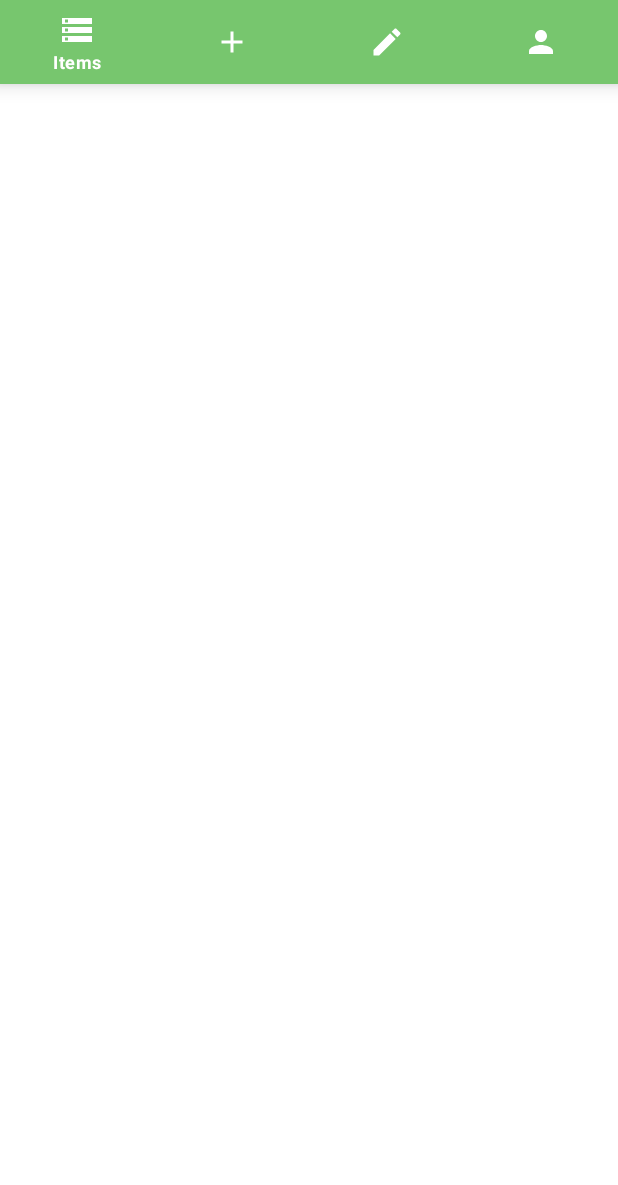
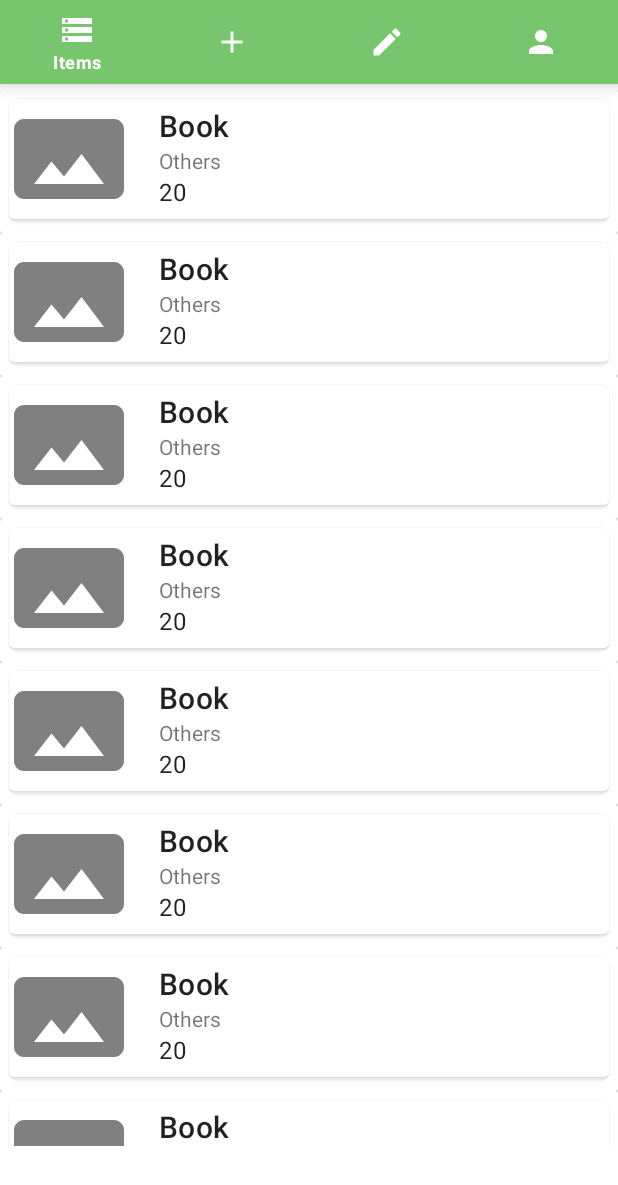
Before and after one commit to trminhnam/cs426-mobile-development-ecomerce, an Android app: the SellerMainActivity screen opened directly, with no data from a screen before it, on a phone screen of 412 x 824 dp. Shown: the top 1185 px of the screen. Run offline under Robolectric (Android 15) with nearby library versions, the phone set to English and light mode, and no system bars; our stand-ins replace Picasso.

Commit message:
ADD seller main screen backend, view list of item of the shop

```diff
--- /dev/null
+++ b/app/src/main/java/com/example/findandbuy/adapters/SellerItemAdapter.java
@@ -0,0 +1,94 @@
+package com.example.findandbuy.adapters;
+
+import android.widget.ImageView;
+import android.widget.TextView;
+
+import androidx.annotation.NonNull;
+import androidx.recyclerview.widget.RecyclerView;
+
+import android.content.Context;
+import android.view.LayoutInflater;
+import android.view.View;
+import android.view.ViewGroup;
+
+import com.example.findandbuy.R;
+import com.example.findandbuy.models.Item;
+import com.squareup.picasso.Picasso;
+
+
+import java.util.ArrayList;
+
+public class SellerItemAdapter
+        extends RecyclerView.Adapter<SellerItemAdapter.ItemHolder> {
+
+    private Context context;
+    public ArrayList<Item> itemArrayList;
+
+    public SellerItemAdapter(Context context, ArrayList<Item> itemArrayList){
+        this.context = context;
+        this.itemArrayList = itemArrayList;
+    }
+
+    @NonNull
+    @Override
+    public ItemHolder onCreateViewHolder(@NonNull ViewGroup parent, int viewType) {
+        View view = LayoutInflater.from(context).
+                inflate(R.layout.row_item, parent, false);
+        return new ItemHolder(view);
+    }
+
+    @Override
+    public void onBindViewHolder(@NonNull ItemHolder holder, int position) {
+        Item item = itemArrayList.get(position);
+
+        String itemName = item.getItemName();
+        String category = item.getItemCategory();
+        String price = item.getItemPrice();
+        String itemImage = item.getItemImage();
+        String itemID = item.getItemID();
+
+        holder.itemNameTextView.setText(itemName);
+        holder.categoryTextView.setText(category);
+        holder.priceTextView.setText(price);
+
+        try{
+            Picasso.get().load(itemImage)
+                    .placeholder(R.drawable.ic_image_gray)
+                    .into(holder.itemImageView);
+        }
+        catch (Exception e){
+            holder.itemImageView.setImageResource(R.drawable.ic_image_gray);
+        }
+
+        holder.itemView.setOnClickListener(new View.OnClickListener() {
+            @Override
+            public void onClick(View v) {
+//                Intent intent = new Intent(context, ItemDetailActivity.class)
+//                intent.putExtra("itemID", itemID);
+//                context.startActivity(intent);
+            }
+        });
+
+    }
+
+    @Override
+    public int getItemCount() {
+        return itemArrayList.size();
+    }
+
+
+    class ItemHolder extends RecyclerView.ViewHolder {
+        private ImageView itemImageView;
+        private TextView itemNameTextView, categoryTextView, priceTextView;
+
+        public ItemHolder(@NonNull View view){
+            super(view);
+
+            itemImageView = view.findViewById(R.id.itemImageView);
+
+            itemNameTextView = view.findViewById(R.id.itemNameTextView);
+            categoryTextView = view.findViewById(R.id.categoryTextView);
+            priceTextView = view.findViewById(R.id.priceTextView);
+        }
+    }
+}
--- /dev/null
+++ b/app/src/main/java/com/example/findandbuy/fragment/SellerItemListFragment.java
@@ -0,0 +1,91 @@
+package com.example.findandbuy.fragment;
+
+import android.os.Bundle;
+
+import androidx.fragment.app.Fragment;
+import androidx.recyclerview.widget.LinearLayoutManager;
+import androidx.recyclerview.widget.RecyclerView;
+
+import android.view.LayoutInflater;
+import android.view.View;
+import android.view.ViewGroup;
+import android.widget.LinearLayout;
+
+import com.example.findandbuy.R;
+import com.example.findandbuy.adapters.SellerItemAdapter;
+import com.example.findandbuy.models.Item;
+
+import java.util.ArrayList;
+
+/**
+ * A simple {@link Fragment} subclass.
+ * Use the {@link SellerItemListFragment#newInstance} factory method to
+ * create an instance of this fragment.
+ */
+public class SellerItemListFragment extends Fragment {
+
+    // TODO: Rename parameter arguments, choose names that match
+    // the fragment initialization parameters, e.g. ARG_ITEM_NUMBER
+    private static final String ARG_PARAM1 = "param1";
+    private static final String ARG_PARAM2 = "param2";
+
+    // TODO: Rename and change types of parameters
+    private String mParam1;
+    private String mParam2;
+
+    private RecyclerView recyclerView;
+    private ArrayList<Item> itemArrayList;
+
+    public SellerItemListFragment() {
+        // Required empty public constructor
+    }
+
+    /**
+     * Use this factory method to create a new instance of
+     * this fragment using the provided parameters.
+     *
+     * @param param1 Parameter 1.
+     * @param param2 Parameter 2.
+     * @return A new instance of fragment SellerItemListFragment.
+     */
+    // TODO: Rename and change types and number of parameters
+    public static SellerItemListFragment newInstance(String param1, String param2) {
+        SellerItemListFragment fragment = new SellerItemListFragment();
+        Bundle args = new Bundle();
+        args.putString(ARG_PARAM1, param1);
+        args.putString(ARG_PARAM2, param2);
+        fragment.setArguments(args);
+        return fragment;
+    }
+
+    @Override
+    public void onCreate(Bundle savedInstanceState) {
+        super.onCreate(savedInstanceState);
+        if (getArguments() != null) {
+            mParam1 = getArguments().getString(ARG_PARAM1);
+            mParam2 = getArguments().getString(ARG_PARAM2);
+        }
+    }
+
+    @Override
+    public View onCreateView(LayoutInflater inflater, ViewGroup container,
+                             Bundle savedInstanceState) {
+        itemArrayList = new ArrayList<>();
+        for (int i = 0; i < 10; i++){
+            Item item = new Item("1", "Book", "Others",
+                            "20", "10", "Just a book",
+                        "123", null, "123");
+            itemArrayList.add(item);
+        }
+
+        // Inflate the layout for this fragment
+        View view = inflater.inflate(R.layout.fragment_seller_item_list, container, false);
+        recyclerView = view.findViewById(R.id.itemRecyclerView);
+        SellerItemAdapter sellerItemAdapter = new SellerItemAdapter(getContext(), itemArrayList);
+        LinearLayoutManager linearLayoutManager = new LinearLayoutManager(getContext());
+        recyclerView.setLayoutManager(linearLayoutManager);
+        recyclerView.setAdapter(sellerItemAdapter);
+
+        return view;
+    }
+}
--- /dev/null
+++ b/app/src/main/java/com/example/findandbuy/models/Item.java
@@ -0,0 +1,97 @@
+package com.example.findandbuy.models;
+
+public class Item {
+    private String itemID;
+    private String itemName;
+    private String itemCategory;
+    private String itemPrice;
+    private String itemCount;
+    private String itemDescription;
+    private String timestamp;
+    private String itemImage;
+    private String uid;
+
+    public Item(String itemID, String itemName, String itemCategory, String itemPrice, String itemCount, String itemDescription, String timestamp, String itemImage, String uid) {
+        this.itemID = itemID;
+        this.itemName = itemName;
+        this.itemCategory = itemCategory;
+        this.itemPrice = itemPrice;
+        this.itemCount = itemCount;
+        this.itemDescription = itemDescription;
+        this.timestamp = timestamp;
+        this.itemImage = itemImage;
+        this.uid = uid;
+    }
+
+    public String getItemID() {
+        return itemID;
+    }
+
+    public void setItemID(String itemID) {
+        this.itemID = itemID;
+    }
+
+    public String getItemName() {
+        return itemName;
+    }
+
+    public void setItemName(String itemName) {
+        this.itemName = itemName;
+    }
+
+    public String getItemCategory() {
+        return itemCategory;
+    }
+
+    public void setItemCategory(String itemCategory) {
+        this.itemCategory = itemCategory;
+    }
+
+    public String getItemPrice() {
+        return itemPrice;
+    }
+
+    public void setItemPrice(String itemPrice) {
+        this.itemPrice = itemPrice;
+    }
+
+    public String getItemCount() {
+        return itemCount;
+    }
+
+    public void setItemCount(String itemCount) {
+        this.itemCount = itemCount;
+    }
+
+    public String getItemDescription() {
+        return itemDescription;
+    }
+
+    public void setItemDescription(String itemDescription) {
+        this.itemDescription = itemDescription;
+    }
+
+    public String getTimestamp() {
+        return timestamp;
+    }
+
+    public void setTimestamp(String timestamp) {
+        this.timestamp = timestamp;
+    }
+
+    public String getItemImage() {
+        return itemImage;
+    }
+
+    public void setItemImage(String itemImage) {
+        this.itemImage = itemImage;
+    }
+
+    public String getUid() {
+        return uid;
+    }
+
+    public void setUid(String uid) {
+        this.uid = uid;
+    }
+}
--- a/app/src/main/java/com/example/findandbuy/seller/SellerAddItem.java
+++ b/app/src/main/java/com/example/findandbuy/seller/SellerAddItem.java
@@ -190,6 +190,7 @@ public class SellerAddItem extends AppCompatActivity {
             hashMap.put("itemCount", itemCount);
             hashMap.put("itemDescription", itemCount);
 
+            hashMap.put("timestamp", timestamp);
             hashMap.put("itemImage", "");
             hashMap.put("uid", ""+firebaseAuth.getUid());
             DatabaseReference databaseReference = FirebaseDatabase.getInstance().getReference("Users");
@@ -236,7 +237,7 @@ public class SellerAddItem extends AppCompatActivity {
                                 hashMap.put("itemCount", itemCount);
                                 hashMap.put("itemDescription", itemCount);
 
-                                hashMap.put("itemImage", ""+downloadImageUri);
+                                hashMap.put("timestamp", timestamp);                                hashMap.put("itemImage", ""+downloadImageUri);
                                 hashMap.put("uid", ""+firebaseAuth.getUid());
                                 DatabaseReference databaseReference = FirebaseDatabase.getInstance().getReference("Users");
                                 databaseReference.child(firebaseAuth.getUid()).child("Items").child(timestamp).setValue(hashMap)
--- a/app/src/main/java/com/example/findandbuy/seller/SellerMainActivity.java
+++ b/app/src/main/java/com/example/findandbuy/seller/SellerMainActivity.java
@@ -1,38 +1,132 @@
 package com.example.findandbuy.seller;
 
+import androidx.annotation.NonNull;
 import androidx.appcompat.app.AppCompatActivity;
+import androidx.coordinatorlayout.widget.CoordinatorLayout;
+import androidx.fragment.app.Fragment;
 
-import android.content.Intent;
 import android.os.Bundle;
-import android.view.View;
-import android.widget.ImageButton;
-import android.widget.TextView;
+import android.util.Log;
+import android.view.MenuItem;
 
 import com.example.findandbuy.R;
+import com.example.findandbuy.fragment.SellerItemListFragment;
+import com.example.findandbuy.fragment.UserProfileFragment;
+import com.example.findandbuy.navigation.BottomNavigationBehavior;
+import com.google.android.material.bottomnavigation.BottomNavigationView;
+import com.google.android.material.navigation.NavigationBarView;
 
 public class SellerMainActivity extends AppCompatActivity {
-
-    private TextView nameTextView;
-    private ImageButton addProductButton;
 
     @Override
     protected void onCreate(Bundle savedInstanceState) {
         super.onCreate(savedInstanceState);
         setContentView(R.layout.activity_seller_main);
 
-        Bundle extras = getIntent().getExtras();
-        String fullname = extras.getString("fullname");
+        if (savedInstanceState == null) {
+            getSupportFragmentManager().beginTransaction()
+                    .setReorderingAllowed(true)
+                    .add(R.id.seller_frame_container, SellerItemListFragment.class, null)
+                    .commit();
+        }
 
-        nameTextView = findViewById(R.id.shopNameTextView);
-        addProductButton = findViewById(R.id.addItemButton);
+        BottomNavigationView navigation = (BottomNavigationView) findViewById(R.id.seller_navigation);
+        CoordinatorLayout.LayoutParams layoutParams = (CoordinatorLayout.LayoutParams) navigation.getLayoutParams();
 
-        nameTextView.setText(fullname);
+        layoutParams.setBehavior(new BottomNavigationBehavior());
 
-        addProductButton.setOnClickListener(new View.OnClickListener() {
+        navigation.setOnItemSelectedListener(new NavigationBarView.OnItemSelectedListener() {
             @Override
-            public void onClick(View v) {
-                startActivity(new Intent(SellerMainActivity.this, SellerAddItem.class));
+            public boolean onNavigationItemSelected(@NonNull MenuItem item) {
+                Fragment fragment;
+                //Delete all fragment in container before switch tab
+                for (Fragment fragmentInContainer : getSupportFragmentManager().getFragments()) {
+                    if (fragmentInContainer != null) {
+                        getSupportFragmentManager().beginTransaction().remove(fragmentInContainer).commit();
+                    }
+                }
+                switch (item.getItemId()) {
+                    case R.id.navigation_item_list:
+                        Log.d("shop", "onNavigationItemSelected: Im shop");
+                        if (savedInstanceState == null) {
+                            getSupportFragmentManager().beginTransaction()
+                                    .setReorderingAllowed(true)
+                                    .add(R.id.seller_frame_container, SellerItemListFragment.class, null)
+                                    .commit();
+                        }
+                        return true;
+                    case R.id.navigation_add_item:
+                        Log.d("game", "onNavigationItemSelected: Im game");
+//                        if (savedInstanceState == null) {
+//                            getSupportFragmentManager().beginTransaction()
+//                                    .setReorderingAllowed(true)
+//                                    .add(R.id.seller_frame_container, UserGameFragment.class, null)
+//                                    .commit();
+//                        }
+                        return true;
+                    case R.id.navigation_modify_items:
+                        Log.d("card", "onNavigationItemSelected: Im card");
+//                        if (savedInstanceState == null) {
+//                            getSupportFragmentManager().beginTransaction()
+//                                    .setReorderingAllowed(true)
+//                                    .add(R.id.seller_frame_container, UserShoppingCartFragment.class, null)
+//                                    .commit();
+//                        }
+                        return true;
+                    case R.id.navigation_seller_profile:
+                        Log.d("profile", "onNavigationItemSelected: Im profile");
+                        if (savedInstanceState == null) {
+                            getSupportFragmentManager().beginTransaction()
+                                    .setReorderingAllowed(true)
+                                    .add(R.id.seller_frame_container, UserProfileFragment.class, null)
+                                    .commit();
+                        }
+                        return true;
+                }
+                return true;
             }
         });
     }
+
+
+
 }
+
+//package com.example.findandbuy.seller;
+//
+//import androidx.appcompat.app.AppCompatActivity;
+//
+//import android.content.Intent;
+//import android.os.Bundle;
+//import android.view.View;
+//import android.widget.ImageButton;
+//import android.widget.TextView;
+//
+//import com.example.findandbuy.R;
+//
+//public class SellerMainActivity extends AppCompatActivity {
+//
+//    private TextView nameTextView;
+//    private ImageButton addProductButton;
+//
+//    @Override
+//    protected void onCreate(Bundle savedInstanceState) {
+//        super.onCreate(savedInstanceState);
+//        setContentView(R.layout.activity_seller_main);
+//
+//        Bundle extras = getIntent().getExtras();
+//        String fullname = extras.getString("fullname");
+//
+//        nameTextView = findViewById(R.id.shopNameTextView);
+//        addProductButton = findViewById(R.id.addItemButton);
+//
+//        nameTextView.setText(fullname);
+//
+//        addProductButton.setOnClickListener(new View.OnClickListener() {
+//            @Override
+//            public void onClick(View v) {
+//                startActivity(new Intent(SellerMainActivity.this, SellerAddItem.class));
+//            }
+//        });
+//    }
+//}
--- /dev/null
+++ b/app/src/main/res/layout/fragment_seller_item_list.xml
@@ -0,0 +1,24 @@
+<?xml version="1.0" encoding="utf-8"?>
+<FrameLayout xmlns:android="http://schemas.android.com/apk/res/android"
+    xmlns:tools="http://schemas.android.com/tools"
+    xmlns:app="http://schemas.android.com/apk/res-auto"
+    android:id="@+id/shop_fragment"
+    android:layout_width="match_parent"
+    android:layout_height="match_parent"
+    tools:context=".fragment.UserShopFragment">
+
+    <!-- TODO: Update blank fragment layout -->
+    <RelativeLayout
+        android:id="@+id/itemRelativeLayout"
+        android:layout_width="match_parent"
+        android:layout_height="match_parent">
+
+        <androidx.recyclerview.widget.RecyclerView
+            android:id="@+id/itemRecyclerView"
+            android:layout_width="match_parent"
+            android:layout_height="match_parent"
+            app:layoutManager="androidx.recyclerview.widget.LinearLayoutManager"
+            tools:listitem="@layout/row_item"/>
+    </RelativeLayout>
+
+</FrameLayout>
--- /dev/null
+++ b/app/src/main/res/layout/row_item.xml
@@ -0,0 +1,53 @@
+<?xml version="1.0" encoding="utf-8"?>
+<androidx.cardview.widget.CardView xmlns:android="http://schemas.android.com/apk/res/android"
+    android:layout_width="match_parent"
+    android:layout_height="wrap_content"
+    xmlns:app="http://schemas.android.com/apk/res-auto"
+    app:contentPadding="5dp">
+
+    <androidx.constraintlayout.widget.ConstraintLayout
+        android:layout_width="match_parent"
+        android:layout_height="wrap_content"
+        android:background="@drawable/shadow_background">
+
+        <ImageView
+            android:id="@+id/itemImageView"
+            android:layout_width="80dp"
+            android:layout_height="80dp"
+            android:src="@drawable/ic_image_gray" />
+
+        <LinearLayout
+            android:layout_width="wrap_content"
+            android:layout_height="match_parent"
+            android:padding="4dp"
+            android:layout_marginStart="@dimen/margin"
+            app:layout_constraintStart_toEndOf="@+id/itemImageView"
+            android:orientation="vertical">
+
+            <TextView
+                android:id="@+id/itemNameTextView"
+                android:layout_width="wrap_content"
+                android:layout_height="wrap_content"
+                android:text="Item Name"
+                style="@style/TextAppearance.MaterialComponents.Headline6"
+                android:layout_weight="2"/>
+
+            <TextView
+                android:id="@+id/categoryTextView"
+                android:layout_width="wrap_content"
+                android:layout_height="wrap_content"
+                android:text="Category"
+                android:layout_weight="1"/>
+
+            <TextView
+                android:id="@+id/priceTextView"
+                android:layout_width="wrap_content"
+                android:layout_height="wrap_content"
+                android:text="$ 0.5"
+                style="@style/TextAppearance.MaterialComponents.Body1"
+                android:layout_weight="1"/>
+        </LinearLayout>
+
+    </androidx.constraintlayout.widget.ConstraintLayout>
+
+</androidx.cardview.widget.CardView>
```
